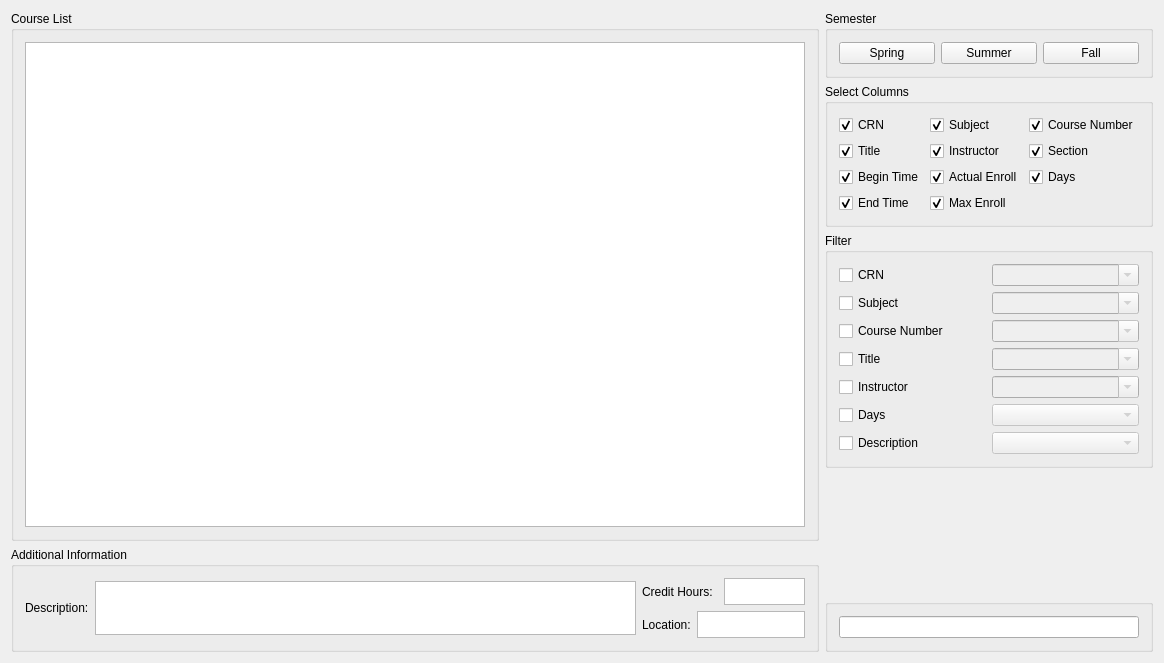
Old version of the form src/MainWindow.ui in the repository XuZhen86/FloridaTechCourseList.
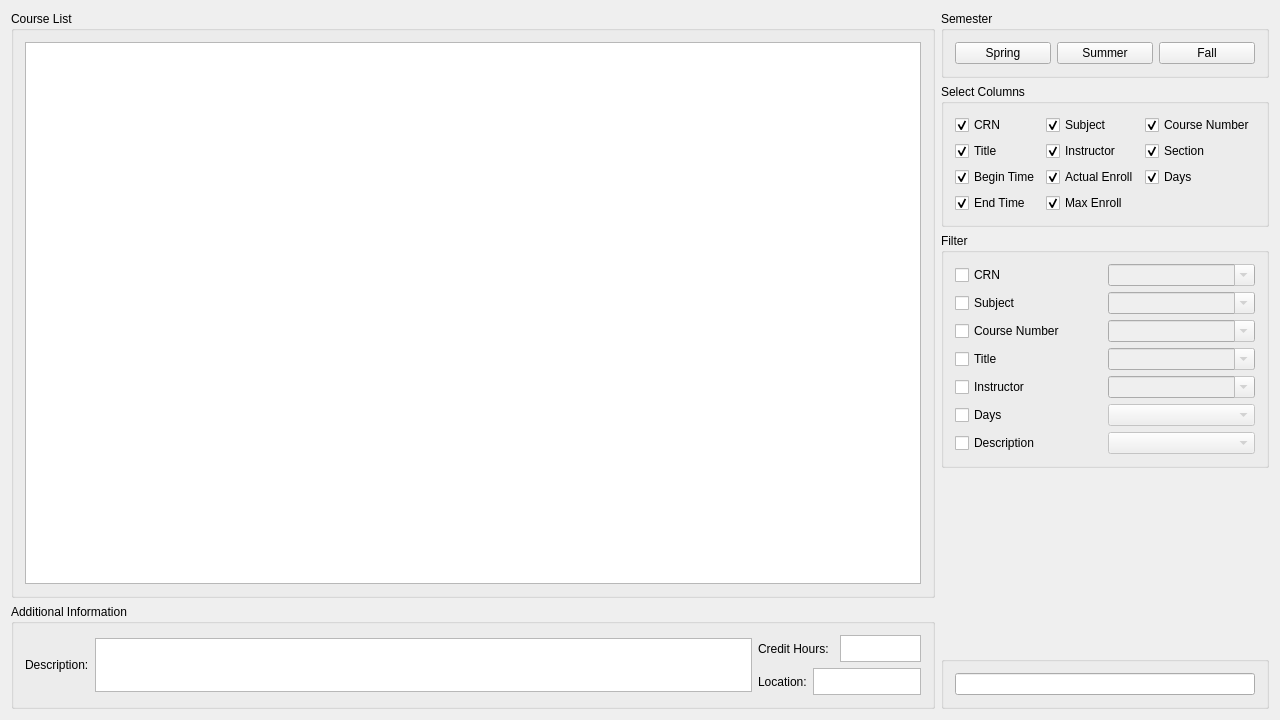
New version of the form.

The edit to the form file:
```diff
--- a/src/MainWindow.ui
+++ b/src/MainWindow.ui
@@ -6,8 +6,8 @@
    <rect>
     <x>0</x>
     <y>0</y>
-    <width>1164</width>
-    <height>663</height>
+    <width>1280</width>
+    <height>720</height>
    </rect>
   </property>
   <property name="windowTitle">
```
